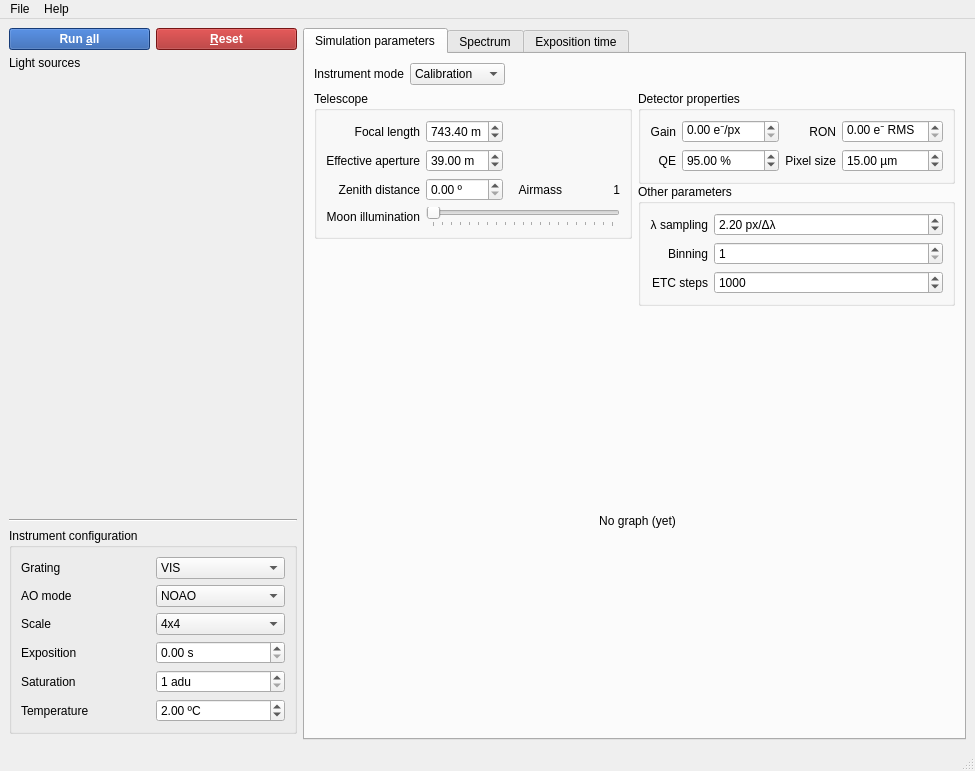
This is simui/simui.ui in HARMONI-CAB/radiosim as Qt 5 draws it before an edit. The edited form follows.
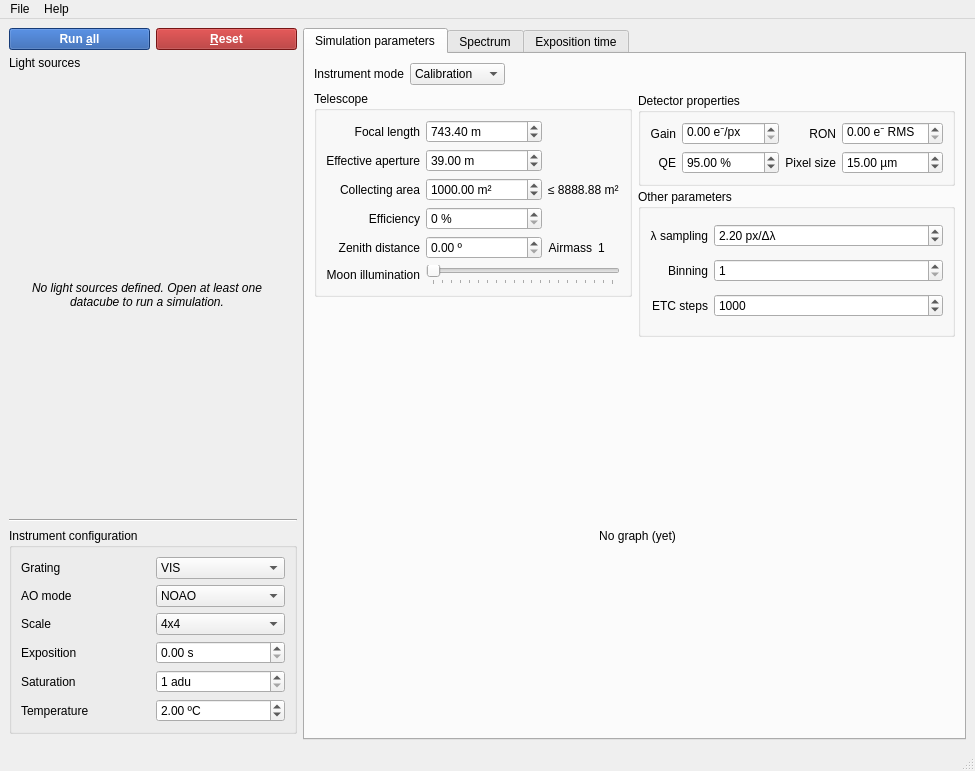
This is the edited form. The open tabs and pages were chosen to show the change.

Commit message: Align with HSIM

The edit to the form file:
```diff
--- a/simui/simui.ui
+++ b/simui/simui.ui
@@ -680,7 +680,7 @@
                  </property>
                 </spacer>
                </item>
-               <item row="2" column="1">
+               <item row="4" column="1">
                 <widget class="QDoubleSpinBox" name="zenithSpin">
                  <property name="suffix">
                   <string> º</string>
@@ -703,17 +703,23 @@
                  </property>
                 </spacer>
                </item>
-               <item row="2" column="3">
+               <item row="4" column="3">
                 <widget class="QLabel" name="airmassLabel">
+                 <property name="sizePolicy">
+                  <sizepolicy hsizetype="Expanding" vsizetype="Preferred">
+                   <horstretch>0</horstretch>
+                   <verstretch>0</verstretch>
+                  </sizepolicy>
+                 </property>
                  <property name="text">
                   <string>1</string>
                  </property>
                  <property name="alignment">
-                  <set>Qt::AlignRight|Qt::AlignTrailing|Qt::AlignVCenter</set>
+                  <set>Qt::AlignLeading|Qt::AlignLeft|Qt::AlignVCenter</set>
                  </property>
                 </widget>
                </item>
-               <item row="2" column="0">
+               <item row="4" column="0">
                 <widget class="QLabel" name="label_28">
                  <property name="text">
                   <string>Zenith distance</string>
@@ -723,7 +729,7 @@
                  </property>
                 </widget>
                </item>
-               <item row="2" column="2">
+               <item row="4" column="2">
                 <widget class="QLabel" name="label_29">
                  <property name="text">
                   <string>Airmass</string>
@@ -733,7 +739,7 @@
                  </property>
                 </widget>
                </item>
-               <item row="3" column="1" colspan="3">
+               <item row="6" column="1" colspan="3">
                 <widget class="QSlider" name="moonSlider">
                  <property name="maximum">
                   <number>100</number>
@@ -749,7 +755,20 @@
                  </property>
                 </widget>
                </item>
-               <item row="3" column="0">
+               <item row="3" column="2" colspan="2">
+                <spacer name="horizontalSpacer_4">
+                 <property name="orientation">
+                  <enum>Qt::Horizontal</enum>
+                 </property>
+                 <property name="sizeHint" stdset="0">
+                  <size>
+                   <width>40</width>
+                   <height>20</height>
+                  </size>
+                 </property>
+                </spacer>
+               </item>
+               <item row="6" column="0">
                 <widget class="QLabel" name="label_31">
                  <property name="text">
                   <string>Moon illumination</string>
@@ -785,6 +804,19 @@
                  </property>
                 </widget>
                </item>
+               <item row="3" column="1">
+                <widget class="QDoubleSpinBox" name="efficiencySpin">
+                 <property name="suffix">
+                  <string> %</string>
+                 </property>
+                 <property name="decimals">
+                  <number>0</number>
+                 </property>
+                 <property name="maximum">
+                  <double>100.000000000000000</double>
+                 </property>
+                </widget>
+               </item>
                <item row="0" column="1">
                 <widget class="QDoubleSpinBox" name="focalLengthSpin">
                  <property name="suffix">
@@ -801,6 +833,61 @@
                  </property>
                 </widget>
                </item>
+               <item row="3" column="0">
+                <widget class="QLabel" name="label_34">
+                 <property name="text">
+                  <string>Efficiency</string>
+                 </property>
+                 <property name="alignment">
+                  <set>Qt::AlignRight|Qt::AlignTrailing|Qt::AlignVCenter</set>
+                 </property>
+                </widget>
+               </item>
+               <item row="2" column="0">
+                <widget class="QLabel" name="label_36">
+                 <property name="text">
+                  <string>Collecting area</string>
+                 </property>
+                 <property name="alignment">
+                  <set>Qt::AlignRight|Qt::AlignTrailing|Qt::AlignVCenter</set>
+                 </property>
+                </widget>
+               </item>
+               <item row="2" column="1">
+                <widget class="QDoubleSpinBox" name="collectingAreaSpin">
+                 <property name="minimumSize">
+                  <size>
+                   <width>116</width>
+                   <height>0</height>
+                  </size>
+                 </property>
+                 <property name="suffix">
+                  <string> m²</string>
+                 </property>
+                 <property name="minimum">
+                  <double>1.000000000000000</double>
+                 </property>
+                 <property name="maximum">
+                  <double>2000.000000000000000</double>
+                 </property>
+                 <property name="value">
+                  <double>1000.000000000000000</double>
+                 </property>
+                </widget>
+               </item>
+               <item row="2" column="2" colspan="2">
+                <widget class="QLabel" name="maxCollAreaLabel">
+                 <property name="minimumSize">
+                  <size>
+                   <width>0</width>
+                   <height>0</height>
+                  </size>
+                 </property>
+                 <property name="text">
+                  <string>≤ 8888.88 m²</string>
+                 </property>
+                </widget>
+               </item>
               </layout>
              </widget>
             </item>
@@ -1437,7 +1524,7 @@
              <x>0</x>
              <y>0</y>
              <width>288</width>
-             <height>187</height>
+             <height>380</height>
             </rect>
            </property>
            <layout class="QVBoxLayout" name="skyLayout">
@@ -1456,6 +1543,24 @@
             <property name="bottomMargin">
              <number>0</number>
             </property>
+            <item>
+             <widget class="QLabel" name="label_35">
+              <property name="font">
+               <font>
+                <italic>true</italic>
+               </font>
+              </property>
+              <property name="text">
+               <string>No light sources defined. Open at least one datacube to run a simulation.</string>
+              </property>
+              <property name="alignment">
+               <set>Qt::AlignCenter</set>
+              </property>
+              <property name="wordWrap">
+               <bool>true</bool>
+              </property>
+             </widget>
+            </item>
            </layout>
           </widget>
          </widget>
```
Left out of the diff: 8 changed lines with no effect on the pictures. The commit also changes 11 other files.
